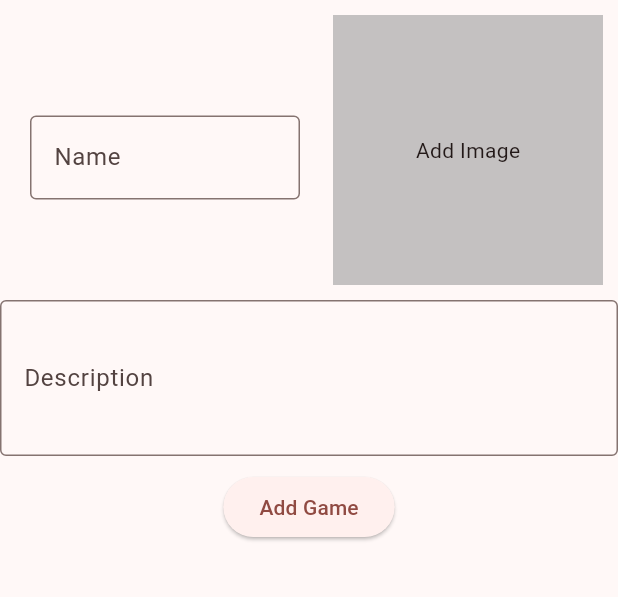
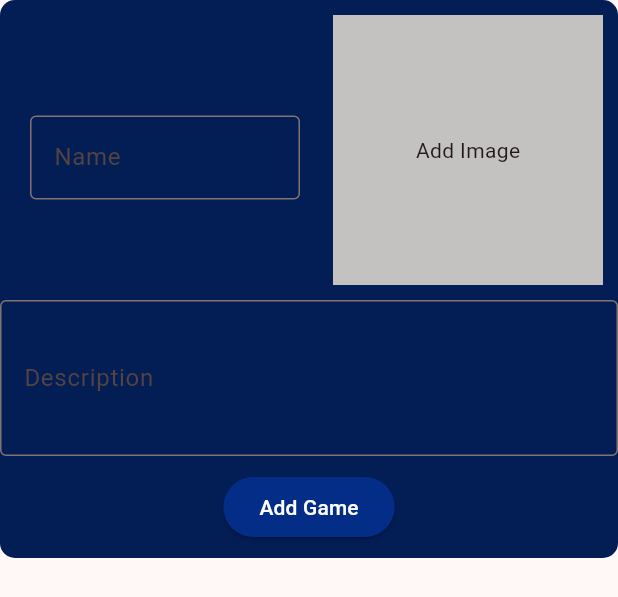
Before and after one commit to andrew-kula931/WorkingItOut, a Flutter app: the AddGame widget shown alone on an empty page, opened directly, on a phone screen of 412 x 824 dp. Shown: the top 597 px of the screen. Run offline on Flutter 3.47's test engine with Material 3 defaults, Android fonts, the light colour scheme and no system bars; our stand-ins replace file_picker, hive_flutter; accounts and stored records are empty.

Commit message:
big changes to game design

```diff
--- a/lib/gaming_components/add_game.dart
+++ b/lib/gaming_components/add_game.dart
@@ -44,12 +44,9 @@
 
   @override
   Widget build(BuildContext context) {
-    return IntrinsicHeight (
-      child: ConstrainedBox (
-        constraints: const BoxConstraints(
-          maxHeight: 1000,
-          minHeight: 600,
-        ),
+    return Container (
+      decoration: BoxDecoration(borderRadius: BorderRadius.circular(10), color: const Color.fromARGB(255, 3, 29, 85),),
+      child: IntrinsicHeight(
         child: Column(
             children: [
               Row(
@@ -61,6 +58,7 @@
                       padding: const EdgeInsets.only(left: 20, top: 10),
                       child: TextField(
                       controller: _nameController,
+                      style: const TextStyle(color: Colors.white),
                       decoration: const InputDecoration(labelText: 'Name', border: OutlineInputBorder()),
                       ),
                     ),
@@ -89,6 +87,7 @@
                 width: 500,
                 child: TextField(
                   controller: _descriptionController,
+                  style: const TextStyle(color: Colors.white),
                   decoration: const InputDecoration(labelText: 'Description', border: OutlineInputBorder()),
                   maxLines: 10,
                   minLines: 3,
@@ -97,6 +96,10 @@
               Padding(
                 padding: const EdgeInsets.all(10),
                 child: ElevatedButton(
+                  style: ElevatedButton.styleFrom(
+                    foregroundColor: Colors.white,
+                    backgroundColor: const Color.fromARGB(223, 3, 48, 145),
+                  ),
                   onPressed: () async {
                     var box = Hive.box('Games');
                     var gameData = GamesDb(
```
Also changed, not shown: lib/gaming_components/edit_game.dart (added, +23 -0 lines), lib/gaming_pages/game_profile.dart (+51 -8 lines), lib/gaming_pages/gaming_home.dart (+29 -5 lines), lib/main.dart (+27 -3 lines). Lines whose indentation alone changed are shown as unchanged.
